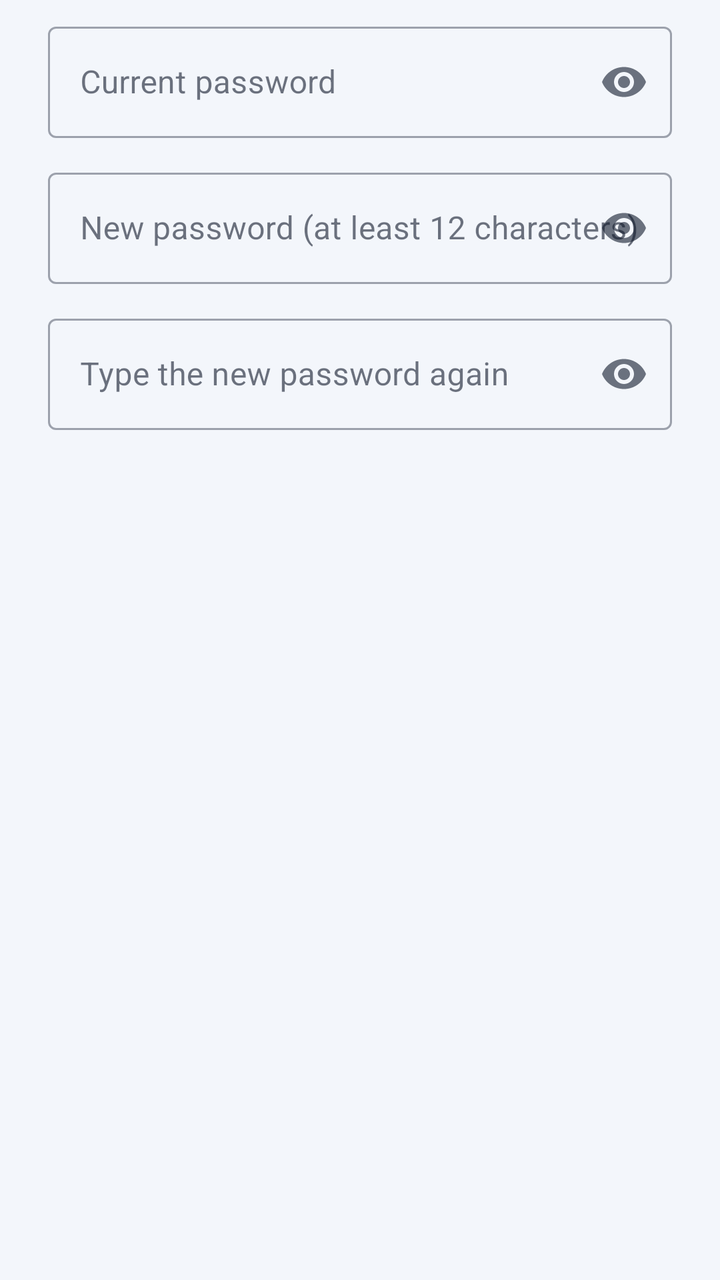
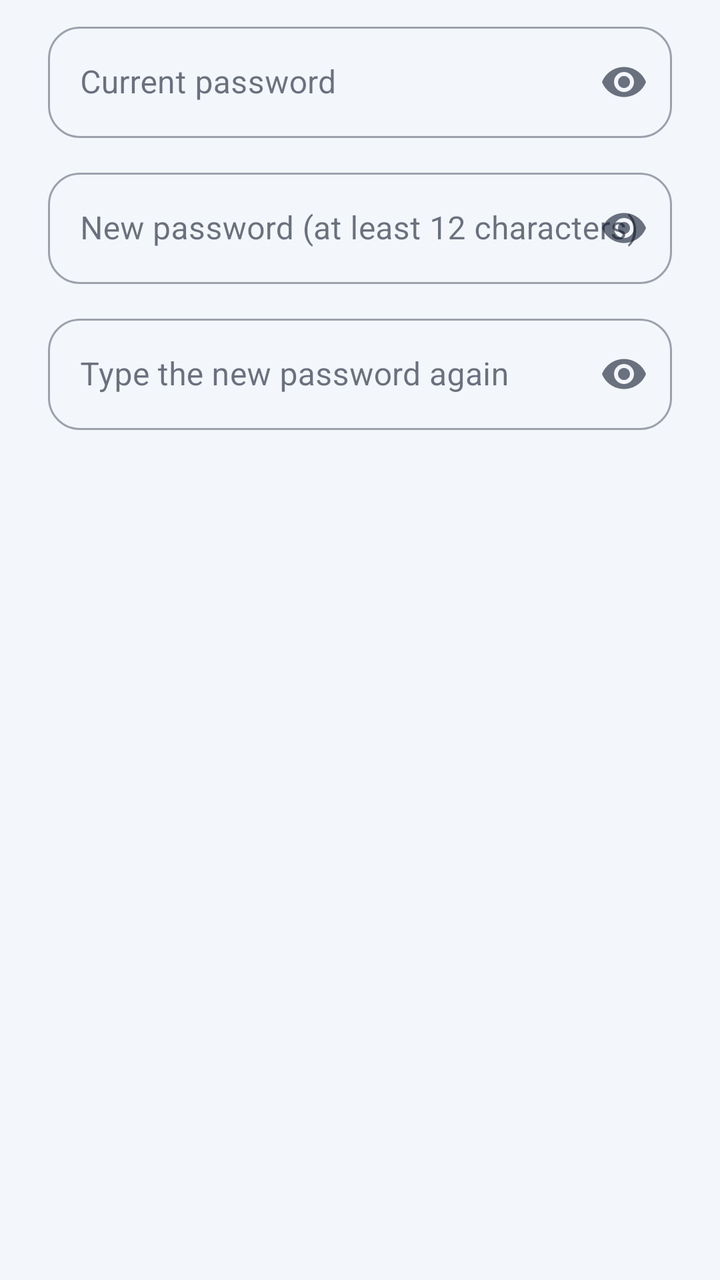

Compare the two renders of this Android layout. The source of the first and the diff that turns it into the second are given below.
<!-- AndroidManifest.xml: application theme Theme.MUStudentSync -->
<!-- res/layout/dialog_change_password.xml -->
<?xml version="1.0" encoding="utf-8"?>
<LinearLayout xmlns:android="http://schemas.android.com/apk/res/android"
    xmlns:app="http://schemas.android.com/apk/res-auto"
    android:layout_width="match_parent"
    android:layout_height="wrap_content"
    android:orientation="vertical"
    android:paddingHorizontal="24dp"
    android:paddingTop="8dp">

    <com.google.android.material.textfield.TextInputLayout
        android:id="@+id/tilCurrentPassword"
        style="@style/Widget.MaterialComponents.TextInputLayout.OutlinedBox"
        android:layout_width="match_parent"
        android:layout_height="wrap_content"
        android:layout_marginTop="0dp"
        android:hint="@string/settings_current_password"
        app:endIconMode="password_toggle">

        <com.google.android.material.textfield.TextInputEditText
            android:id="@+id/etCurrentPassword"
            android:layout_width="match_parent"
            android:layout_height="wrap_content"
            android:inputType="textPassword" />
    </com.google.android.material.textfield.TextInputLayout>
    <com.google.android.material.textfield.TextInputLayout
        android:id="@+id/tilNewPasswordSettings"
        style="@style/Widget.MaterialComponents.TextInputLayout.OutlinedBox"
        android:layout_width="match_parent"
        android:layout_height="wrap_content"
        android:layout_marginTop="12dp"
        android:hint="@string/forgot_new_password"
        app:endIconMode="password_toggle">

        <com.google.android.material.textfield.TextInputEditText
            android:id="@+id/etNewPasswordSettings"
            android:layout_width="match_parent"
            android:layout_height="wrap_content"
            android:inputType="textPassword" />
    </com.google.android.material.textfield.TextInputLayout>
    <com.google.android.material.textfield.TextInputLayout
        android:id="@+id/tilConfirmPasswordSettings"
        style="@style/Widget.MaterialComponents.TextInputLayout.OutlinedBox"
        android:layout_width="match_parent"
        android:layout_height="wrap_content"
        android:layout_marginTop="12dp"
        android:hint="@string/forgot_confirm_password"
        app:endIconMode="password_toggle">

        <com.google.android.material.textfield.TextInputEditText
            android:id="@+id/etConfirmPasswordSettings"
            android:layout_width="match_parent"
            android:layout_height="wrap_content"
            android:inputType="textPassword" />
    </com.google.android.material.textfield.TextInputLayout>
</LinearLayout>
<!-- resources referenced by this layout -->
<resources>
  <string name="forgot_confirm_password">Type the new password again</string>
  <string name="forgot_new_password">New password (at least 12 characters)</string>
  <string name="settings_current_password">Current password</string>
  <style name="Theme.MUStudentSync" parent="Base.Theme.MUStudentSync" />
  <style name="Base.Theme.MUStudentSync" parent="Theme.Material3.DayNight.NoActionBar">
          <item name="colorPrimary">@color/campus_primary</item>
          <item name="colorOnPrimary">@color/campus_on_primary</item>
          <item name="colorPrimaryContainer">@color/campus_tile</item>
          <item name="colorOnPrimaryContainer">@color/campus_navy</item>
          <item name="colorSecondary">@color/campus_blue</item>
          <item name="colorSecondaryContainer">@color/campus_tile</item>
          <item name="colorOnSecondaryContainer">@color/campus_navy</item>
          <item name="colorSurface">@color/campus_card</item>
          <item name="colorOnSurface">@color/campus_text</item>
          <item name="colorOnSurfaceVariant">@color/campus_muted</item>
          <item name="colorOutline">@color/campus_line</item>
          <item name="colorError">@color/campus_full</item>
          <item name="android:colorBackground">@color/campus_ground</item>
          <item name="colorOnBackground">@color/campus_text</item>
          
          <item name="android:textColorPrimary">@color/campus_text</item>
          <item name="android:textColorSecondary">@color/campus_muted</item>
          <item name="android:textColorHint">@color/campus_muted</item>
          
          <item name="android:windowBackground">@color/campus_ground</item>
      </style>
  <color name="campus_primary">#0B3D91</color>
  <color name="campus_on_primary">#FFFFFF</color>
  <color name="campus_tile">#E5EDFB</color>
  <color name="campus_navy">#0B3D91</color>
  <color name="campus_blue">#1F5FD1</color>
  <color name="campus_card">#FFFFFF</color>
  <color name="campus_text">#0F172A</color>
  <color name="campus_muted">#334155</color>
  <color name="campus_line">#CBD5E1</color>
  <color name="campus_full">#B42318</color>
  <color name="campus_ground">#F3F6FB</color>
</resources>

<!-- the commit's change to res/layout/dialog_change_password.xml (unified diff, before → after) -->
@@ -8,6 +8,10 @@
     android:paddingTop="8dp">
 
     <com.google.android.material.textfield.TextInputLayout
+        app:boxCornerRadiusTopStart="16dp"
+        app:boxCornerRadiusTopEnd="16dp"
+        app:boxCornerRadiusBottomStart="16dp"
+        app:boxCornerRadiusBottomEnd="16dp"
         android:id="@+id/tilCurrentPassword"
         style="@style/Widget.MaterialComponents.TextInputLayout.OutlinedBox"
         android:layout_width="match_parent"
@@ -23,6 +27,10 @@
             android:inputType="textPassword" />
     </com.google.android.material.textfield.TextInputLayout>
     <com.google.android.material.textfield.TextInputLayout
+        app:boxCornerRadiusTopStart="16dp"
+        app:boxCornerRadiusTopEnd="16dp"
+        app:boxCornerRadiusBottomStart="16dp"
+        app:boxCornerRadiusBottomEnd="16dp"
         android:id="@+id/tilNewPasswordSettings"
         style="@style/Widget.MaterialComponents.TextInputLayout.OutlinedBox"
         android:layout_width="match_parent"
@@ -38,6 +46,10 @@
             android:inputType="textPassword" />
     </com.google.android.material.textfield.TextInputLayout>
     <com.google.android.material.textfield.TextInputLayout
+        app:boxCornerRadiusTopStart="16dp"
+        app:boxCornerRadiusTopEnd="16dp"
+        app:boxCornerRadiusBottomStart="16dp"
+        app:boxCornerRadiusBottomEnd="16dp"
         android:id="@+id/tilConfirmPasswordSettings"
         style="@style/Widget.MaterialComponents.TextInputLayout.OutlinedBox"
         android:layout_width="match_parent"
